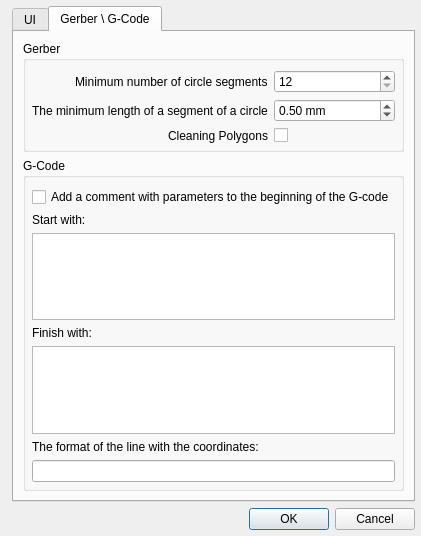
The window that G2G/settingsdialog.ui (aLDime/GERBER_X2) describes before a commit, drawn with Qt 5.
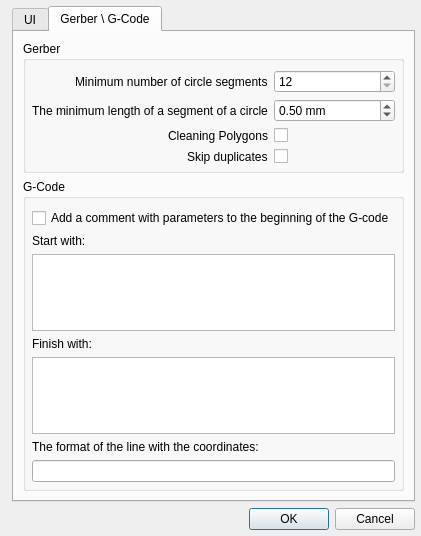
The same window after the commit. Custom widgets are drawn as their Qt base class.

The edit to the form file:
```diff
--- a/G2G/settingsdialog.ui
+++ b/G2G/settingsdialog.ui
@@ -285,6 +285,16 @@
           <item row="2" column="1">
            <widget class="QCheckBox" name="chbxCleanPolygons"/>
           </item>
+          <item row="3" column="0">
+           <widget class="QLabel" name="skipDuplicatesLabel">
+            <property name="text">
+             <string>Skip duplicates</string>
+            </property>
+           </widget>
+          </item>
+          <item row="3" column="1">
+           <widget class="QCheckBox" name="chbxSkipDuplicates"/>
+          </item>
          </layout>
         </widget>
        </item>
```
